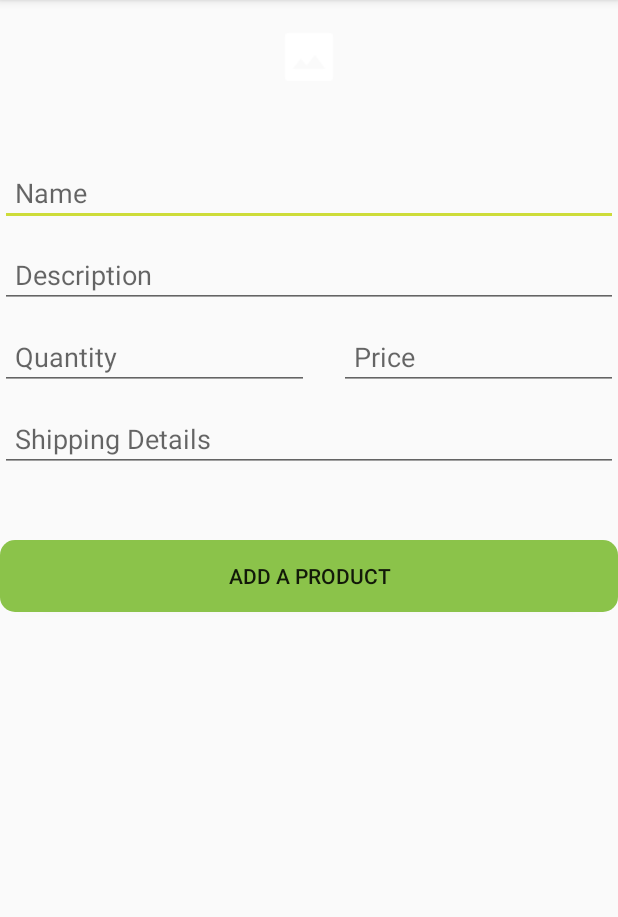
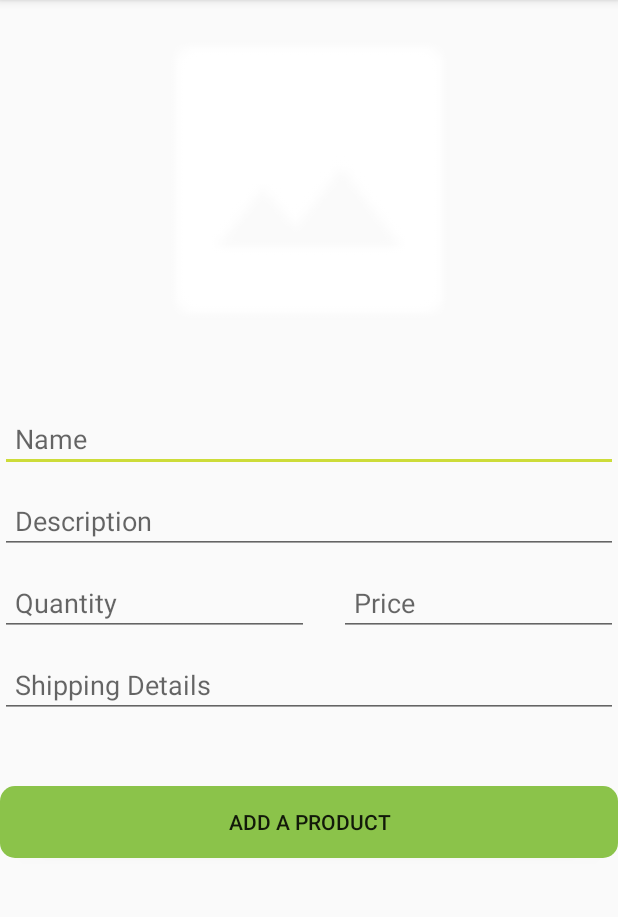
Before and after one commit to mlj12/AgroEcommerce, an Android app: the AddProduct screen opened directly, with no data from a screen before it, on a phone screen of 412 x 824 dp, the part 84-1001 px from its top. Run offline under Robolectric (Android 15) with nearby library versions, the phone set to English and light mode, and no system bars; our stand-ins replace Firebase (no records; nobody signed in at launch, a user with empty details on screens opened directly); 1 statement that could not run was skipped.

Commit message:
Added all features together

```diff
--- a/app/build.gradle
+++ b/app/build.gradle
@@ -26,6 +26,8 @@ dependencies {
     //noinspection GradleCompatible
     implementation 'com.android.support:appcompat-v7:28.0.0'
     implementation 'com.android.support:design:28.0.0'
+    compile 'com.android.support:design:23.4.0'
+    compile 'com.firebaseui:firebase-ui:0.6.0'
     implementation 'com.android.support.constraint:constraint-layout:1.1.3'
     implementation 'com.google.firebase:firebase-auth:11.8.0'
     implementation 'com.google.firebase:firebase-core:11.8.0'
--- a/app/src/main/AndroidManifest.xml
+++ b/app/src/main/AndroidManifest.xml
@@ -11,10 +11,11 @@
         android:supportsRtl="true"
         android:theme="@style/AppTheme"
         tools:replace="android:icon">
+        <activity android:name=".Chat"></activity>
         <activity
             android:name=".Home2"
             android:label="@string/title_activity_home2"
-            android:theme="@style/AppTheme.NoActionBar"></activity>
+            android:theme="@style/AppTheme.NoActionBar" />
         <activity android:name=".Cart" />
         <activity android:name=".Account" />
         <activity android:name=".ProductDetail" />
--- a/app/src/main/res/layout/add_product.xml
+++ b/app/src/main/res/layout/add_product.xml
@@ -7,9 +7,9 @@
     tools:context=".AddProduct">
 
     <ImageView
-        android:layout_width="wrap_content"
+        android:layout_width="200dp"
         android:id="@+id/import_picture"
-        android:layout_height="wrap_content"
+        android:layout_height="200dp"
         android:layout_centerHorizontal="true"
         android:layout_marginTop="20dp"
         android:background="@drawable/baseline_insert_photo_white_18dp"/>
```
Also changed, not shown: app/src/main/java/uk/aber/ac/agroecommerce/AddProduct.java (+5 -2 lines), app/src/main/java/uk/aber/ac/agroecommerce/Products.java (+5 -4 lines).
